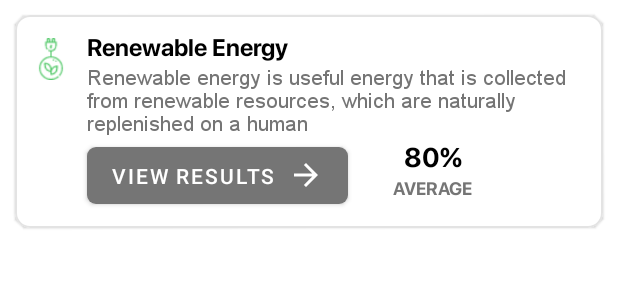
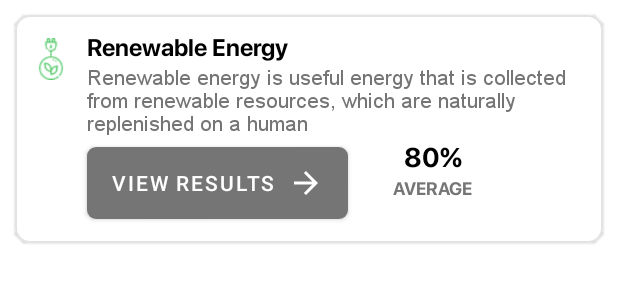
Before and after one commit to FitzAfful/PlasticDiary-Android, an Android app: the layout quiz_type_item_layout.xml on its own in the app's theme, with its tools: preview values and no code run, on a phone screen of 412 x 824 dp. Shown: the top 300 px of the screen. Run offline under Robolectric (Android 15) with nearby library versions, the phone set to English and light mode, and no system bars; network calls fail.

Commit message:
Quiz page completed

```diff
--- a/app/src/main/java/com/glivion/plasticdiary/view/ui/QuizActivity.kt
+++ b/app/src/main/java/com/glivion/plasticdiary/view/ui/QuizActivity.kt
@@ -130,7 +130,7 @@ class QuizActivity : AppCompatActivity(), AnswerBottomSheetDialog.ItemClickListe
                 override fun onComplete(data: String?) {
                     showSnackBarMessage(binding.parentLayout, data)
                     CoroutineScope(Dispatchers.IO).launch {
-                        delay(2000)
+                        delay(1500)
                         finish()
                     }
                 }
@@ -138,7 +138,7 @@ class QuizActivity : AppCompatActivity(), AnswerBottomSheetDialog.ItemClickListe
                 override fun onFailure(data: String?) {
                     showSnackBarMessage(binding.parentLayout, data)
                     CoroutineScope(Dispatchers.IO).launch {
-                        delay(2000)
+                        delay(1500)
                         finish()
                     }
                 }
--- a/app/src/main/res/layout/quiz_type_item_layout.xml
+++ b/app/src/main/res/layout/quiz_type_item_layout.xml
@@ -72,22 +72,23 @@
                 app:icon="@drawable/ic_arrow_forward"
                 app:iconGravity="end"
                 app:iconTint="@color/white" />
+
             <com.google.android.material.button.MaterialButton
                 android:id="@+id/view_results"
                 android:layout_width="174dp"
-                android:layout_height="50dp"
+                android:layout_height="60dp"
                 android:layout_below="@+id/description"
                 android:layout_marginStart="10dp"
                 android:layout_toEndOf="@+id/icon"
                 android:text="view results"
                 android:textColor="@color/white"
+                android:visibility="gone"
                 app:backgroundTint="@color/text_grey_50"
-                tools:visibility="visible"
-                android:visibility="gone"
                 app:cornerRadius="6dp"
                 app:icon="@drawable/ic_arrow_forward"
                 app:iconGravity="end"
-                app:iconTint="@color/white" />
+                app:iconTint="@color/white"
+                tools:visibility="visible" />
             <LinearLayout
                 android:id="@+id/score_lyt"
                 android:orientation="vertical"
```
